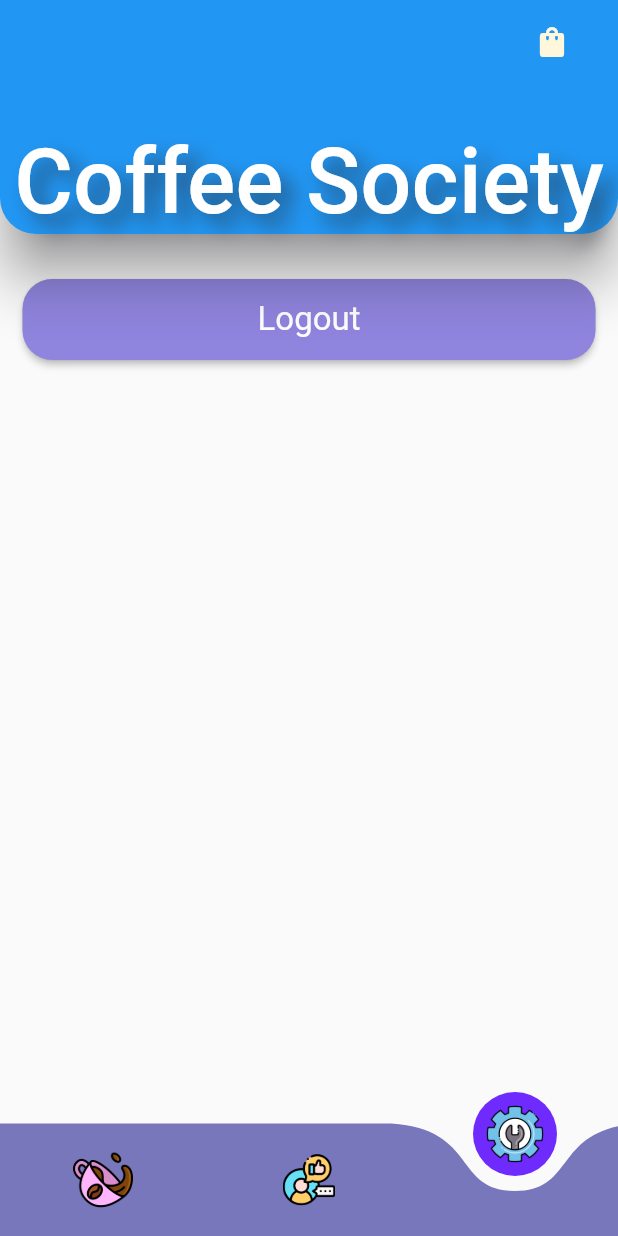
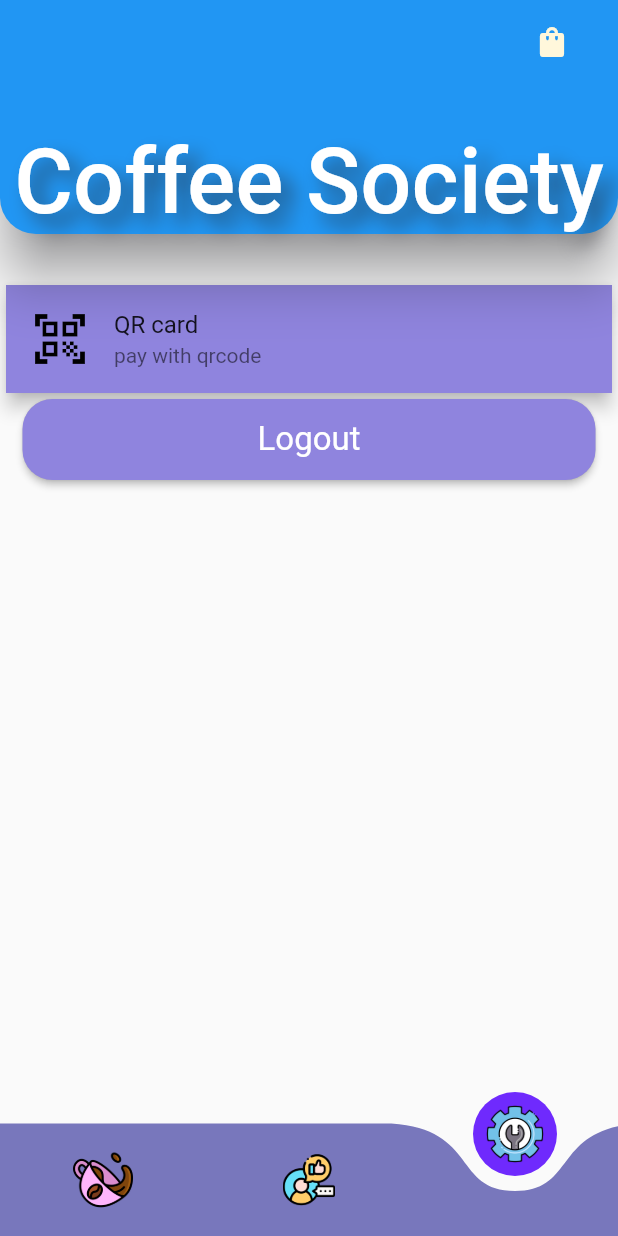
Before and after one commit to iNeedHelpX/coffeesoc, a Flutter app: the AppSetup screen opened directly, item 3 of the bottom bar chosen, on a phone screen of 412 x 824 dp. Run offline on Flutter 3.47's test engine with Material 2 defaults, Android fonts, the phone set to English and light mode, and no system bars; drawn by our look-alikes of curved_navigation_bar; our stand-ins replace cloud_firestore, firebase_auth, firebase_core, flutter_signin_button, geolocator, get and 7 more; missing offline and left inert: flutter_gradients_reborn, new_version, rapyd; accounts and stored records are empty; Roboto replaces fonts that are missing (Damion); statements that could not run were skipped.

Commit message:
account page

```diff
--- a/lib/pages/account_page.dart
+++ b/lib/pages/account_page.dart
@@ -1,6 +1,7 @@
 import 'package:coffeesoc/colors/colours_list.dart';
 import 'package:coffeesoc/globalvars.dart';
 import 'package:coffeesoc/pages/widgets/custom_button.dart';
+import 'package:coffeesoc/start/bottomsheet.dart';
 import 'package:flutter/material.dart';
 
 class AccountPage extends StatefulWidget {
@@ -23,6 +24,24 @@ class _AccountPageState extends State<AccountPage> {
                 children: [
                   SizedBox(
                     height: 30,
+                  ),
+                  GestureDetector(
+                    onTap: () {
+                      bottomSheet(context);
+                    },
+                    child: Card(
+                      elevation: 5,
+                      child: ListTile(
+                        tileColor: prettyPurple,
+                        title: Text('QR card'),
+                        subtitle: Text("pay with qrcode"),
+                        leading: Icon(
+                          Icons.qr_code_scanner,
+                          size: 40,
+                          color: Colors.black,
+                        ),
+                      ),
+                    ),
                   ),
                   CustomButton(
                       text: "Logout",
```
